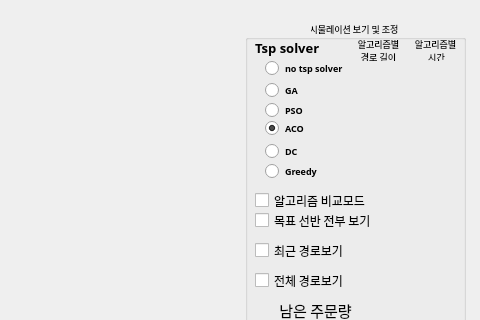
Above: Simulator.ui from JeonHyeongJunKW/warehouse-simulator before the change; both pictures show x 455 to 935 and y 0 to 320 of the 935 by 540 pixel window. Below: the same form after it.
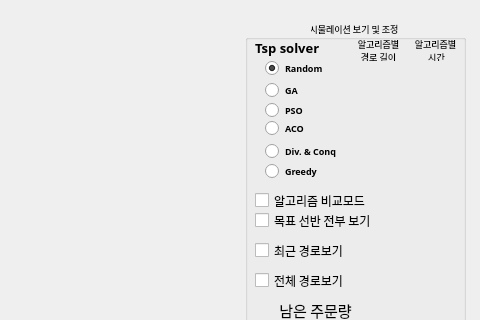
That is the form after the change.

```diff
--- a/Simulator.ui
+++ b/Simulator.ui
@@ -50,15 +50,16 @@
     <property name="font">
      <font>
       <family>맑은 고딕</family>
+      <pointsize>7</pointsize>
       <weight>75</weight>
       <bold>true</bold>
      </font>
     </property>
     <property name="text">
-     <string>no tsp solver</string>
+     <string>Random</string>
     </property>
     <property name="checked">
-     <bool>false</bool>
+     <bool>true</bool>
     </property>
    </widget>
    <widget class="QRadioButton" name="radioButton_GA">
@@ -121,7 +122,7 @@
      <string>ACO</string>
     </property>
     <property name="checked">
-     <bool>true</bool>
+     <bool>false</bool>
     </property>
    </widget>
    <widget class="QLabel" name="label">
@@ -297,7 +298,7 @@
      </font>
     </property>
     <property name="text">
-     <string>DC</string>
+     <string>Div. &amp;&amp; Conq</string>
     </property>
    </widget>
    <widget class="QRadioButton" name="radioButton_GREEDY">
```
Left out of the diff: 2 changed lines with no effect on the pictures.
